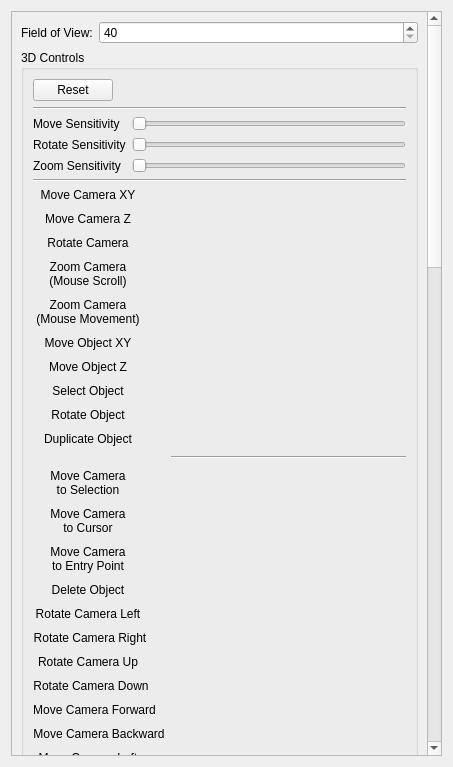
Qt form ui/widgets/settings/module_designer.ui (NickHugi/PyKotor) before a commit.
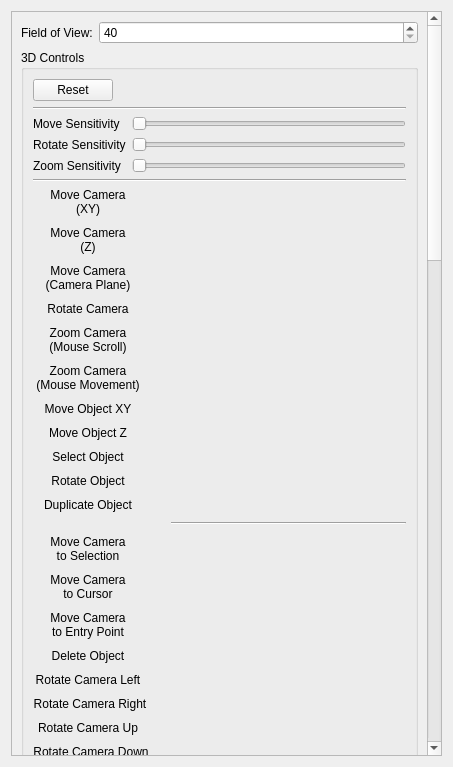
The same form after that commit. Custom widgets are drawn as their Qt base class.

Commit message: Fix merge conflict with move camera plane keybind

```diff
--- a/ui/widgets/settings/module_designer.ui
+++ b/ui/widgets/settings/module_designer.ui
@@ -23,9 +23,9 @@
       <property name="geometry">
        <rect>
         <x>0</x>
-        <y>-145</y>
+        <y>0</y>
         <width>416</width>
-        <height>2189</height>
+        <height>2255</height>
        </rect>
       </property>
       <layout class="QVBoxLayout" name="verticalLayout">
@@ -180,7 +180,8 @@
 }</string>
               </property>
               <property name="text">
-               <string>Move Camera XY</string>
+               <string>Move Camera
+(XY)</string>
               </property>
               <property name="alignment">
                <set>Qt::AlignCenter</set>
@@ -207,7 +208,8 @@
 }</string>
               </property>
               <property name="text">
-               <string>Move Camera Z</string>
+               <string>Move Camera
+(Z)</string>
               </property>
               <property name="alignment">
                <set>Qt::AlignCenter</set>
@@ -217,7 +219,7 @@
             <item row="1" column="1">
              <widget class="SetBindWidget" name="moveCameraZ3dBindEdit" native="true"/>
             </item>
-            <item row="2" column="0">
+            <item row="3" column="0">
              <widget class="QLabel" name="label_3">
               <property name="minimumSize">
                <size>
@@ -241,10 +243,10 @@
               </property>
              </widget>
             </item>
-            <item row="2" column="1">
+            <item row="3" column="1">
              <widget class="SetBindWidget" name="rotateCamera3dBindEdit" native="true"/>
             </item>
-            <item row="3" column="0">
+            <item row="4" column="0">
              <widget class="QLabel" name="label_4">
               <property name="minimumSize">
                <size>
@@ -269,10 +271,10 @@
               </property>
              </widget>
             </item>
-            <item row="3" column="1">
+            <item row="4" column="1">
              <widget class="SetBindWidget" name="zoomCamera3dBindEdit" native="true"/>
             </item>
-            <item row="4" column="0">
+            <item row="5" column="0">
              <widget class="QLabel" name="label_9">
               <property name="minimumSize">
                <size>
@@ -297,10 +299,10 @@
               </property>
              </widget>
             </item>
-            <item row="4" column="1">
+            <item row="5" column="1">
              <widget class="SetBindWidget" name="zoomCameraMM3dBindEdit" native="true"/>
             </item>
-            <item row="5" column="0">
+            <item row="6" column="0">
              <widget class="QLabel" name="label_10">
               <property name="minimumSize">
                <size>
@@ -324,10 +326,10 @@
               </property>
              </widget>
             </item>
-            <item row="5" column="1">
+            <item row="6" column="1">
              <widget class="SetBindWidget" name="moveSelectedXY3dBindEdit" native="true"/>
             </item>
-            <item row="6" column="0">
+            <item row="7" column="0">
              <widget class="QLabel" name="label_11">
               <property name="minimumSize">
                <size>
@@ -351,10 +353,10 @@
               </property>
              </widget>
             </item>
-            <item row="6" column="1">
+            <item row="7" column="1">
              <widget class="SetBindWidget" name="moveSelectedZ3dBindEdit" native="true"/>
             </item>
-            <item row="7" column="0">
+            <item row="8" column="0">
              <widget class="QLabel" name="label_5">
               <property name="minimumSize">
                <size>
@@ -378,10 +380,10 @@
               </property>
              </widget>
             </item>
-            <item row="7" column="1">
+            <item row="8" column="1">
              <widget class="SetBindWidget" name="selectObject3dBindEdit" native="true"/>
             </item>
-            <item row="8" column="0">
+            <item row="9" column="0">
              <widget class="QLabel" name="label_6">
               <property name="minimumSize">
                <size>
@@ -405,17 +407,17 @@
               </property>
              </widget>
             </item>
-            <item row="8" column="1">
+            <item row="9" column="1">
              <widget class="SetBindWidget" name="rotateObject3dBindEdit" native="true"/>
             </item>
-            <item row="10" column="1">
+            <item row="11" column="1">
              <widget class="Line" name="line_3">
               <property name="orientation">
                <enum>Qt::Horizontal</enum>
               </property>
              </widget>
             </item>
-            <item row="14" column="0">
+            <item row="15" column="0">
              <widget class="QLabel" name="label_7">
               <property name="minimumSize">
                <size>
@@ -439,10 +441,10 @@
               </property>
              </widget>
             </item>
-            <item row="14" column="1">
+            <item row="15" column="1">
              <widget class="SetBindWidget" name="deleteObject3dBindEdit" native="true"/>
             </item>
-            <item row="15" column="0">
+            <item row="16" column="0">
              <widget class="QLabel" name="label_46">
               <property name="minimumSize">
                <size>
@@ -466,10 +468,10 @@
               </property>
              </widget>
             </item>
-            <item row="15" column="1">
+            <item row="16" column="1">
              <widget class="SetBindWidget" name="rotateCameraLeft3dBindEdit" native="true"/>
             </item>
-            <item row="16" column="0">
+            <item row="17" column="0">
              <widget class="QLabel" name="label_47">
               <property name="minimumSize">
                <size>
@@ -493,10 +495,10 @@
               </property>
              </widget>
             </item>
-            <item row="16" column="1">
+            <item row="17" column="1">
              <widget class="SetBindWidget" name="rotateCameraRight3dBindEdit" native="true"/>
             </item>
-            <item row="17" column="0">
+            <item row="18" column="0">
              <widget class="QLabel" name="label_48">
               <property name="minimumSize">
                <size>
@@ -520,10 +522,10 @@
               </property>
              </widget>
             </item>
-            <item row="17" column="1">
+            <item row="18" column="1">
              <widget class="SetBindWidget" name="rotateCameraUp3dBindEdit" native="true"/>
             </item>
-            <item row="18" column="0">
+            <item row="19" column="0">
              <widget class="QLabel" name="label_49">
               <property name="minimumSize">
                <size>
@@ -547,10 +549,10 @@
               </property>
              </widget>
             </item>
-            <item row="18" column="1">
+            <item row="19" column="1">
              <widget class="SetBindWidget" name="rotateCameraDown3dBindEdit" native="true"/>
             </item>
-            <item row="19" column="0">
+            <item row="20" column="0">
              <widget class="QLabel" name="label_50">
               <property name="minimumSize">
                <size>
@@ -574,10 +576,10 @@
               </property>
              </widget>
             </item>
-            <item row="19" column="1">
+            <item row="20" column="1">
              <widget class="SetBindWidget" name="moveCameraForward3dBindEdit" native="true"/>
             </item>
-            <item row="20" column="0">
+            <item row="21" column="0">
              <widget class="QLabel" name="label_51">
               <property name="minimumSize">
                <size>
@@ -601,10 +603,10 @@
               </property>
              </widget>
             </item>
-            <item row="20" column="1">
+            <item row="21" column="1">
              <widget class="SetBindWidget" name="moveCameraBackward3dBindEdit" native="true"/>
             </item>
-            <item row="21" column="0">
+            <item row="22" column="0">
              <widget class="QLabel" name="label_53">
               <property name="minimumSize">
                <size>
@@ -628,10 +630,10 @@
               </property>
              </widget>
             </item>
-            <item row="21" column="1">
+            <item row="22" column="1">
              <widget class="SetBindWidget" name="moveCameraLeft3dBindEdit" native="true"/>
             </item>
-            <item row="22" column="0">
+            <item row="23" column="0">
              <widget class="QLabel" name="label_52">
               <property name="minimumSize">
                <size>
@@ -655,10 +657,10 @@
               </property>
              </widget>
             </item>
-            <item row="22" column="1">
+            <item row="23" column="1">
              <widget class="SetBindWidget" name="moveCameraRight3dBindEdit" native="true"/>
             </item>
-            <item row="23" column="0">
+            <item row="24" column="0">
              <widget class="QLabel" name="label_54">
               <property name="minimumSize">
                <size>
@@ -682,10 +684,10 @@
               </property>
              </widget>
             </item>
-            <item row="23" column="1">
+            <item row="24" column="1">
              <widget class="SetBindWidget" name="moveCameraUp3dBindEdit" native="true"/>
             </item>
-            <item row="24" column="0">
+            <item row="25" column="0">
              <widget class="QLabel" name="label_55">
               <property name="minimumSize">
                <size>
@@ -709,10 +711,10 @@
               </property>
              </widget>
             </item>
-            <item row="24" column="1">
+            <item row="25" column="1">
              <widget class="SetBindWidget" name="moveCameraDown3dBindEdit" native="true"/>
             </item>
-            <item row="25" column="0">
+            <item row="26" column="0">
              <widget class="QLabel" name="label_56">
               <property name="minimumSize">
                <size>
@@ -736,10 +738,10 @@
               </property>
              </widget>
             </item>
-            <item row="25" column="1">
+            <item row="26" column="1">
              <widget class="SetBindWidget" name="zoomCameraIn3dBindEdit" native="true"/>
             </item>
-            <item row="26" column="0">
+            <item row="27" column="0">
              <widget class="QLabel" name="label_57">
               <property name="minimumSize">
                <size>
@@ -763,10 +765,10 @@
               </property>
              </widget>
             </item>
-            <item row="26" column="1">
+            <item row="27" column="1">
              <widget class="SetBindWidget" name="zoomCameraOut3dBindEdit" native="true"/>
             </item>
-            <item row="11" column="0">
+            <item row="12" column="0">
              <widget class="QLabel" name="label_8">
               <property name="minimumSize">
                <size>
@@ -791,13 +793,13 @@
               </property>
              </widget>
             </item>
-            <item row="11" column="1">
+            <item row="12" column="1">
              <widget class="SetBindWidget" name="moveCameraToSelected3dBindEdit" native="true"/>
             </item>
-            <item row="9" column="1">
+            <item row="10" column="1">
              <widget class="SetBindWidget" name="duplicateObject3dBindEdit" native="true"/>
             </item>
-            <item row="9" column="0">
+            <item row="10" column="0">
              <widget class="QLabel" name="label_58">
               <property name="minimumSize">
                <size>
@@ -821,7 +823,7 @@
               </property>
              </widget>
             </item>
-            <item row="12" column="0">
+            <item row="13" column="0">
              <widget class="QLabel" name="label_69">
               <property name="minimumSize">
                <size>
@@ -846,10 +848,10 @@
               </property>
              </widget>
             </item>
-            <item row="12" column="1">
+            <item row="13" column="1">
              <widget class="SetBindWidget" name="moveCameraToCursor3dBindEdit" native="true"/>
             </item>
-            <item row="13" column="0">
+            <item row="14" column="0">
              <widget class="QLabel" name="label_70">
               <property name="minimumSize">
                <size>
@@ -874,9 +876,37 @@
               </property>
              </widget>
             </item>
-            <item row="13" column="1">
+            <item row="14" column="1">
              <widget class="SetBindWidget" name="moveCameraToEntryPoint3dBindEdit" native="true"/>
             </item>
+            <item row="2" column="0">
+             <widget class="QLabel" name="label_71">
+              <property name="minimumSize">
+               <size>
+                <width>110</width>
+                <height>0</height>
+               </size>
+              </property>
+              <property name="toolTip">
+               <string>Reacts to mouse movement.</string>
+              </property>
+              <property name="styleSheet">
+               <string notr="true">QLabel:hover {
+	color: #555;
+}</string>
+              </property>
+              <property name="text">
+               <string>Move Camera
+(Camera Plane)</string>
+              </property>
+              <property name="alignment">
+               <set>Qt::AlignCenter</set>
+              </property>
+             </widget>
+            </item>
+            <item row="2" column="1">
+             <widget class="SetBindWidget" name="moveCameraPlane3dBindEdit" native="true"/>
+            </item>
            </layout>
           </item>
          </layout>
```
The commit also changes 1 other file.
